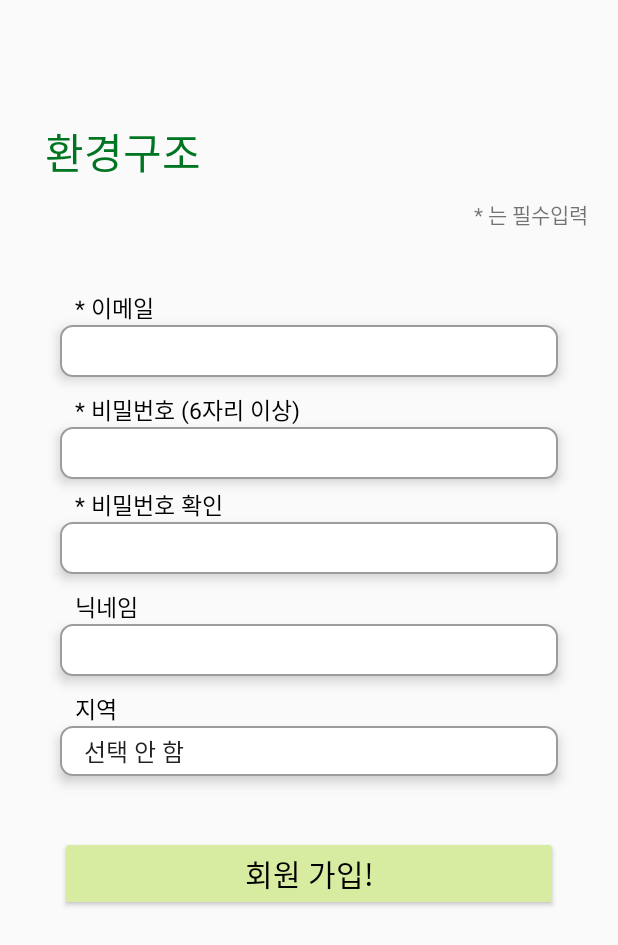
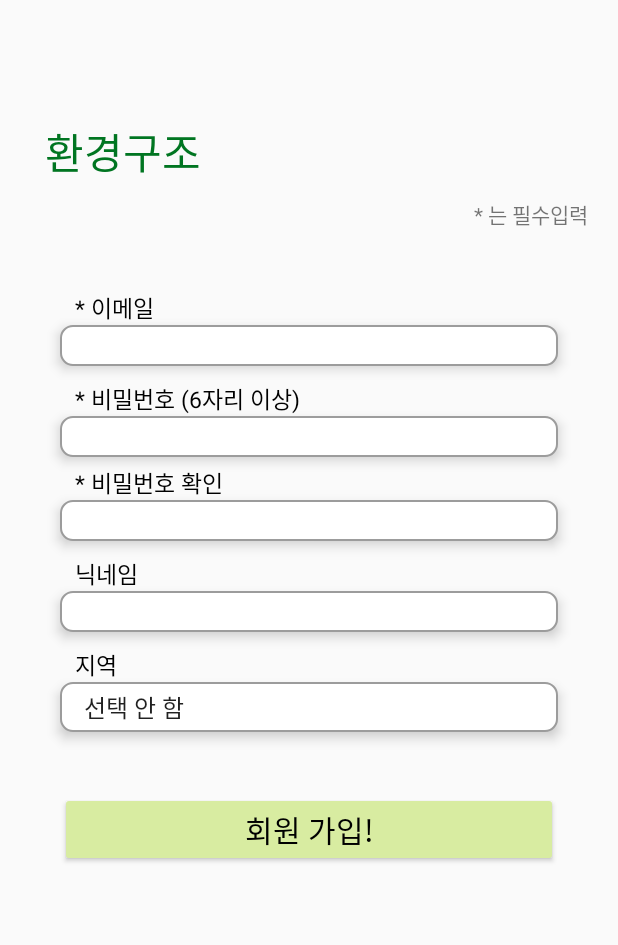
Before and after one commit to yeeyoung20/capstone, an Android app: the SignUp screen opened directly, with no data from a screen before it, on a phone screen of 412 x 824 dp. Shown: the top 945 px of the screen. Run offline under Robolectric (Android 15) with nearby library versions, the phone set to English and light mode, and no system bars; our stand-ins replace Firebase (no records; nobody signed in at launch, a user with empty details on screens opened directly).

```diff
--- a/app/src/main/java/com/example/ecoproject_android/MainActivityMorepage.kt
+++ b/app/src/main/java/com/example/ecoproject_android/MainActivityMorepage.kt
@@ -6,6 +6,7 @@ import androidx.appcompat.app.AppCompatActivity
 import android.os.Bundle
 import android.widget.Button
 import android.widget.LinearLayout
+import android.widget.TextView
 import android.widget.Toast
 import androidx.appcompat.app.AlertDialog
 import com.google.firebase.auth.FirebaseAuth
@@ -27,8 +28,10 @@ class MainActivityMorepage : AppCompatActivity() {
         val map = findViewById<Button>(R.id.map)
         val loginlogout = findViewById<Button>(R.id.loginlogout)
         val back=findViewById<LinearLayout>(R.id.back)
+        val username=findViewById<TextView>(R.id.username)
 
         back.setOnClickListener{finish()}
+
 
 
         myanabadabtn.setOnClickListener{
@@ -40,13 +43,14 @@ class MainActivityMorepage : AppCompatActivity() {
             val intent = Intent(this, Map::class.java)
             startActivity(intent)
         }
-
         //로그인 돼있으면 '로그아웃하기'로 텍스트 변경/기능 구현
         //로그아웃 돼있으면 '로그인하기'로 텍스트 변경/기능 구현
         val user = Firebase.auth.currentUser
         val builder = AlertDialog.Builder(this)
 
+
         if (user != null) {
+            //로그아웃
             loginlogout.setText("로그아웃 하기")
             loginlogout.setOnClickListener {
                 builder.setMessage("로그아웃 하시겠습니까?")
--- a/app/src/main/res/layout/activity_sign_up.xml
+++ b/app/src/main/res/layout/activity_sign_up.xml
@@ -35,7 +35,7 @@
         android:id="@+id/userId"
         android:layout_width="match_parent"
         android:layout_height="wrap_content"
-        android:textSize="25dp"
+        android:textSize="20dp"
         android:layout_marginLeft="40dp"
         android:layout_marginRight="40dp"
         android:background="@drawable/signup_shadow"
@@ -52,7 +52,7 @@
         android:id="@+id/userPwd"
         android:layout_width="match_parent"
         android:layout_height="wrap_content"
-        android:textSize="25dp"
+        android:textSize="20dp"
         android:layout_marginLeft="40dp"
         android:layout_marginRight="40dp"
         android:background="@drawable/signup_shadow"
@@ -69,7 +69,7 @@
         android:id="@+id/passCheck"
         android:layout_width="match_parent"
         android:layout_height="wrap_content"
-        android:textSize="25dp"
+        android:textSize="20dp"
         android:layout_marginLeft="40dp"
         android:layout_marginRight="40dp"
         android:background="@drawable/signup_shadow"
@@ -86,7 +86,7 @@
         android:id="@+id/userNickname"
         android:layout_width="match_parent"
         android:layout_height="wrap_content"
-        android:textSize="25dp"
+        android:textSize="20dp"
         android:layout_marginLeft="40dp"
         android:layout_marginRight="40dp"
         android:background="@drawable/signup_shadow"
@@ -103,7 +103,7 @@
         android:id="@+id/settingzone"
         android:layout_width="match_parent"
         android:layout_height="33dp"
-        android:textSize="25dp"
+        android:textSize="20dp"
         android:layout_marginLeft="40dp"
         android:layout_marginRight="40dp"
         android:background="@drawable/signup_shadow"
```
Also changed, not shown: app/src/main/java/com/example/ecoproject_android/MyInfoChange.kt (+37 -12 lines), app/src/main/java/com/example/ecoproject_android/SignUp.kt (+7 -4 lines).
